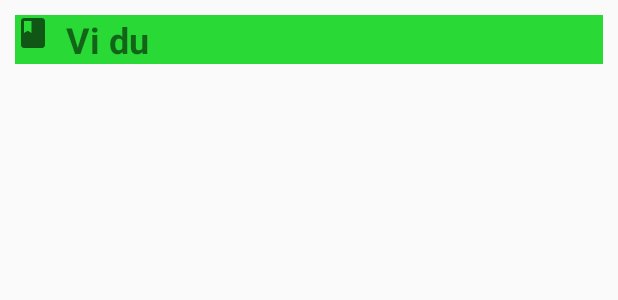
After one commit to DucTai99/japanproject, an Android app: the layout row.xml on its own in the app's theme, with its tools: preview values and no code run, on a phone screen of 412 x 824 dp. The commit adds this screen. Shown: the top 300 px of the screen. Run offline under Robolectric (Android 15) with nearby library versions, the phone set to English and light mode, and no system bars.

Commit message:
create row

```diff
--- a/app/src/main/AndroidManifest.xml
+++ b/app/src/main/AndroidManifest.xml
@@ -8,7 +8,7 @@
         android:label="@string/app_name"
         android:roundIcon="@mipmap/ic_launcher_round"
         android:supportsRtl="true"
-        android:theme="@style/Theme.AppCompat">
+        android:theme="@style/Theme.Design.Light">
         <activity android:name=".Course"></activity>
         <activity android:name=".MainActivity">
             <intent-filter>
--- /dev/null
+++ b/app/src/main/res/layout/row.xml
@@ -0,0 +1,24 @@
+<?xml version="1.0" encoding="utf-8"?>
+<TableLayout xmlns:android="http://schemas.android.com/apk/res/android"
+    android:layout_width="match_parent" android:layout_height="match_parent"
+   android:padding="10dp">
+
+    <TableRow
+        android:background="@color/green">
+        <ImageView
+            android:src="@drawable/ic_book"
+            android:layout_width="wrap_content"
+            android:layout_height="wrap_content">
+        </ImageView>
+        <TextView
+            android:id="@+id/title"
+            android:layout_marginLeft="10dp"
+            android:layout_width="wrap_content"
+            android:layout_height="wrap_content"
+            android:textStyle="bold"
+            android:textSize="24dp"
+            android:text="Vi du">
+        </TextView>
+    </TableRow>
+
+</TableLayout>
--- a/app/src/main/res/values/styles.xml
+++ b/app/src/main/res/values/styles.xml
@@ -1,10 +1,11 @@
 <resources>
     <!-- Base application theme. -->
-    <style name="AppTheme" parent="Theme.AppCompat.Light.DarkActionBar">
+    <style name="AppTheme" parent="Theme.AppCompat.Light">
         <!-- Customize your theme here. -->
         <item name="colorPrimary">@color/colorPrimary</item>
         <item name="colorPrimaryDark">@color/colorPrimaryDark</item>
         <item name="colorAccent">@color/colorAccent</item>
+
     </style>
     <style name="CustomAlertDialog" parent="Theme.AppCompat.Light.Dialog.Alert">
         <item name="android:windowBackground">@drawable/theme_dialog_start_course</item>
```
Also changed, not shown: app/src/main/res/layout/fragment_vocabulary.xml (+4 -6 lines).
